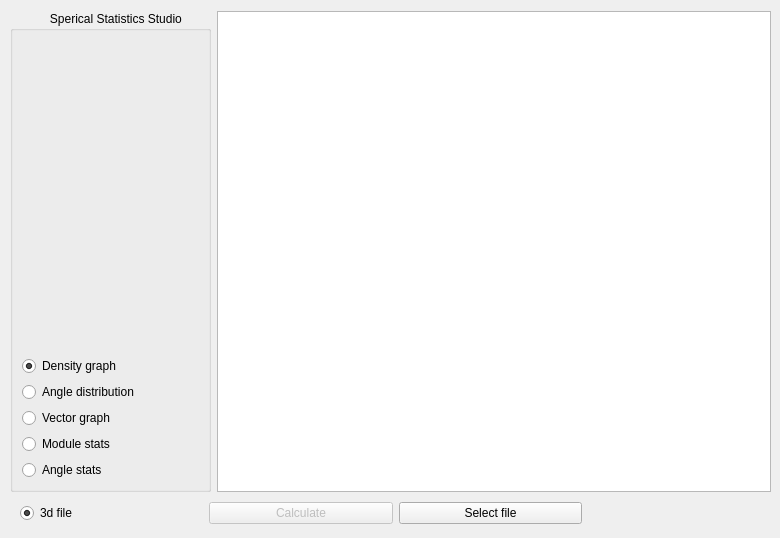
mhaut/pysphericalstats, file examples/sphericalStudio/auxstudio/interface.ui: the form before one commit.
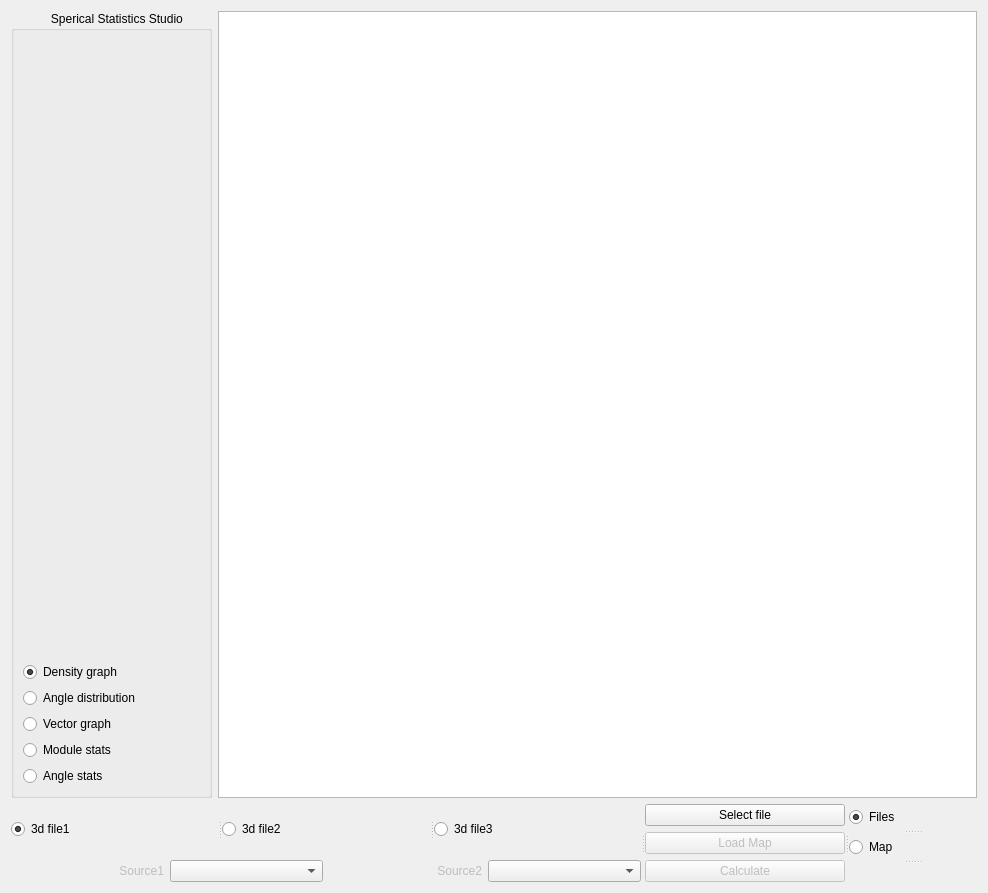
The form after the commit.

```diff
--- a/examples/sphericalStudio/auxstudio/interface.ui
+++ b/examples/sphericalStudio/auxstudio/interface.ui
@@ -6,37 +6,31 @@
    <rect>
     <x>0</x>
     <y>0</y>
-    <width>780</width>
-    <height>538</height>
+    <width>988</width>
+    <height>893</height>
    </rect>
   </property>
+  <property name="minimumSize">
+   <size>
+    <width>769</width>
+    <height>544</height>
+   </size>
+  </property>
   <property name="windowTitle">
    <string>Form</string>
   </property>
-  <widget class="QWidget" name="layoutWidget">
-   <property name="geometry">
-    <rect>
-     <x>10</x>
-     <y>11</y>
-     <width>761</width>
-     <height>481</height>
-    </rect>
-   </property>
+  <layout class="QGridLayout" name="gridLayout_2">
+   <item row="0" column="0">
    <layout class="QGridLayout" name="gridLayout">
-    <item row="0" column="1">
-     <widget class="QGraphicsView" name="graphicsView"/>
-    </item>
     <item row="0" column="0">
+      <layout class="QHBoxLayout" name="horizontalLayout">
+       <item>
      <widget class="QGroupBox" name="groupBox">
-      <property name="font">
-       <font>
-        <weight>50</weight>
-        <bold>false</bold>
-       </font>
-      </property>
       <property name="title">
        <string>            Sperical Statistics Studio</string>
       </property>
+         <layout class="QGridLayout" name="gridLayout_4">
+          <item row="0" column="0">
       <layout class="QVBoxLayout" name="verticalLayout">
        <item>
         <widget class="QLabel" name="imageicono">
@@ -46,6 +40,8 @@
         </widget>
        </item>
        <item>
+             <layout class="QVBoxLayout" name="verticalLayout_2">
+              <item>
         <widget class="QRadioButton" name="densityGraph">
          <property name="text">
           <string>Density graph</string>
@@ -84,35 +80,129 @@
         </widget>
        </item>
       </layout>
-     </widget>
-    </item>
-   </layout>
-  </widget>
-  <widget class="QSplitter" name="splitter">
-   <property name="geometry">
-    <rect>
-     <x>20</x>
-     <y>500</y>
-     <width>751</width>
-     <height>27</height>
-    </rect>
-   </property>
+            </item>
+           </layout>
+          </item>
+         </layout>
+        </widget>
+       </item>
+       <item>
+        <widget class="QGraphicsView" name="graphicsView"/>
+       </item>
+      </layout>
+     </item>
+     <item row="1" column="0">
+      <widget class="QSplitter" name="splitter_3">
    <property name="orientation">
     <enum>Qt::Horizontal</enum>
    </property>
    <widget class="QWidget" name="layoutWidget">
-    <layout class="QGridLayout" name="gridLayout_3">
-     <item row="0" column="0">
-      <widget class="QRadioButton" name="type3D">
+        <layout class="QVBoxLayout" name="verticalLayout_4">
+         <item>
+          <layout class="QHBoxLayout" name="horizontalLayout_7">
+           <item>
+            <widget class="QSplitter" name="splitter_2">
+             <property name="orientation">
+              <enum>Qt::Horizontal</enum>
+             </property>
+             <widget class="QRadioButton" name="type3D1">
        <property name="text">
-        <string>3d file</string>
+               <string>3d file1</string>
        </property>
        <property name="checked">
         <bool>true</bool>
        </property>
       </widget>
-     </item>
-     <item row="0" column="2">
+             <widget class="QRadioButton" name="type3D2">
+              <property name="text">
+               <string>3d file2</string>
+              </property>
+              <property name="checked">
+               <bool>false</bool>
+              </property>
+             </widget>
+             <widget class="QRadioButton" name="type3D3">
+              <property name="text">
+               <string>3d file3</string>
+              </property>
+              <property name="checked">
+               <bool>false</bool>
+              </property>
+             </widget>
+            </widget>
+           </item>
+          </layout>
+         </item>
+         <item>
+          <layout class="QHBoxLayout" name="horizontalLayout_5">
+           <item>
+            <layout class="QHBoxLayout" name="horizontalLayout_3">
+             <item>
+              <widget class="QLabel" name="labelX">
+               <property name="enabled">
+                <bool>false</bool>
+               </property>
+               <property name="text">
+                <string>Source1</string>
+               </property>
+               <property name="alignment">
+                <set>Qt::AlignRight|Qt::AlignTrailing|Qt::AlignVCenter</set>
+               </property>
+              </widget>
+             </item>
+             <item>
+              <widget class="QComboBox" name="comboBoxSource1"/>
+             </item>
+            </layout>
+           </item>
+           <item>
+            <layout class="QHBoxLayout" name="horizontalLayout_6">
+             <item>
+              <layout class="QHBoxLayout" name="horizontalLayout_4">
+               <item>
+                <widget class="QLabel" name="labelY">
+                 <property name="enabled">
+                  <bool>false</bool>
+                 </property>
+                 <property name="text">
+                  <string>Source2</string>
+                 </property>
+                 <property name="alignment">
+                  <set>Qt::AlignRight|Qt::AlignTrailing|Qt::AlignVCenter</set>
+                 </property>
+                </widget>
+               </item>
+               <item>
+                <widget class="QComboBox" name="comboBoxSource2"/>
+               </item>
+              </layout>
+             </item>
+            </layout>
+           </item>
+          </layout>
+         </item>
+        </layout>
+       </widget>
+       <widget class="QWidget" name="layoutWidget">
+        <layout class="QVBoxLayout" name="verticalLayout_5">
+         <item>
+          <widget class="QPushButton" name="buttonload">
+           <property name="text">
+            <string>Select file</string>
+           </property>
+          </widget>
+         </item>
+         <item>
+          <widget class="QPushButton" name="buttonmap">
+           <property name="enabled">
+            <bool>false</bool>
+           </property>
+           <property name="text">
+            <string>Load Map</string>
+           </property>
+          </widget>
+         </item>
+         <item>
       <widget class="QPushButton" name="calculate">
        <property name="enabled">
         <bool>false</bool>
@@ -122,23 +212,57 @@
        </property>
       </widget>
      </item>
-     <item row="0" column="4">
+        </layout>
+       </widget>
+       <widget class="QWidget" name="layoutWidget">
+        <layout class="QVBoxLayout" name="verticalLayout_3">
+         <item>
+          <widget class="QSplitter" name="splitter">
+           <property name="orientation">
+            <enum>Qt::Vertical</enum>
+           </property>
+           <widget class="QRadioButton" name="Files">
+            <property name="sizePolicy">
+             <sizepolicy hsizetype="Ignored" vsizetype="Minimum">
+              <horstretch>0</horstretch>
+              <verstretch>0</verstretch>
+             </sizepolicy>
+            </property>
+            <property name="text">
+             <string>Files</string>
+            </property>
+            <property name="checked">
+             <bool>true</bool>
+            </property>
+           </widget>
+           <widget class="QRadioButton" name="Map">
+            <property name="sizePolicy">
+             <sizepolicy hsizetype="Ignored" vsizetype="Minimum">
+              <horstretch>0</horstretch>
+              <verstretch>0</verstretch>
+             </sizepolicy>
+            </property>
+            <property name="text">
+             <string>Map</string>
+            </property>
+            <property name="checked">
+             <bool>false</bool>
+            </property>
+           </widget>
       <widget class="QLabel" name="labelpath">
        <property name="text">
         <string/>
        </property>
       </widget>
-     </item>
-     <item row="0" column="3">
-      <widget class="QPushButton" name="buttonload">
-       <property name="text">
-        <string>Select file</string>
-       </property>
       </widget>
      </item>
     </layout>
    </widget>
   </widget>
+     </item>
+    </layout>
+   </item>
+  </layout>
  </widget>
  <resources/>
  <connections/>
```
Left out of the diff: 2 changed lines with no effect on the pictures. Lines whose indentation alone changed are shown as unchanged.
